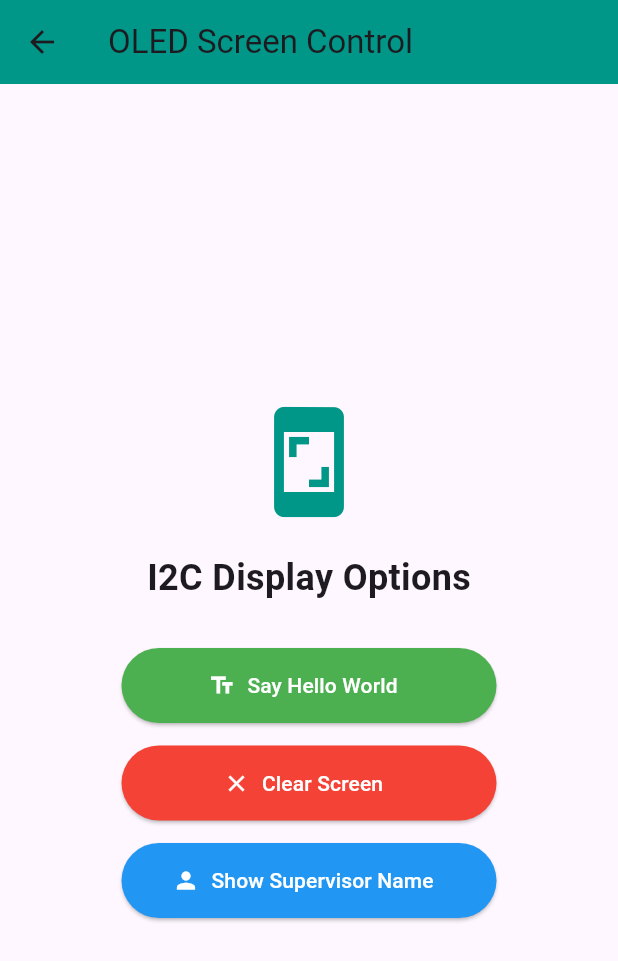
After one commit to IrynOoi/smart_medical_kit_FYP, a Flutter app: the screen it shows after launch, after a tap on "Open Display Controls", on a phone screen of 412 x 824 dp. The commit adds this screen. Shown: the top 961 px of the screen. Run offline on Flutter 3.47's test engine with Material 3 defaults, Android fonts, the phone set to English and light mode, and no system bars; our stand-ins replace flutter_svg, image_picker, shared_preferences; network calls fail; project files that could hold a hidden picture were left out.

Commit message:
the codes of controlling lcd is added

```diff
--- /dev/null
+++ b/testing_app/lib/display_control_screen.dart
@@ -0,0 +1,98 @@
+// lib/display_control_screen.dart
+import 'package:flutter/material.dart';
+import 'package:http/http.dart' as http;
+
+class DisplayControlScreen extends StatefulWidget {
+  const DisplayControlScreen({super.key});
+
+  @override
+  State<DisplayControlScreen> createState() => _DisplayControlScreenState();
+}
+
+class _DisplayControlScreenState extends State<DisplayControlScreen> {
+  // ⚠️ Ensure this IP matches your ESP32's current IP address!
+  final String espIp = "http://172.20.10.2";
+
+  Future<void> sendDisplayCommand(String endpoint, String feedback) async {
+    try {
+      final response = await http.get(Uri.parse('$espIp$endpoint'));
+      if (response.statusCode == 200) {
+        debugPrint(feedback);
+        if (mounted) {
+          ScaffoldMessenger.of(context).showSnackBar(
+            SnackBar(content: Text(feedback), duration: const Duration(seconds: 1)),
+          );
+        }
+      }
+    } catch (e) {
+      debugPrint("Network Error: $e");
+      if (mounted) {
+        ScaffoldMessenger.of(context).showSnackBar(
+          const SnackBar(content: Text('Network error. Is the ESP32 reachable?')),
+        );
+      }
+    }
+  }
+
+  @override
+  Widget build(BuildContext context) {
+    return Scaffold(
+      appBar: AppBar(
+        title: const Text('OLED Screen Control'),
+        backgroundColor: Colors.teal,
+      ),
+      body: Center(
+        child: Column(
+          mainAxisAlignment: MainAxisAlignment.center,
+          children: [
+            const Icon(Icons.screenshot, size: 80, color: Colors.teal),
+            const SizedBox(height: 20),
+            const Text(
+              "I2C Display Options",
+              style: TextStyle(fontSize: 24, fontWeight: FontWeight.bold),
+            ),
+            const SizedBox(height: 30),
+
+            // 1. Hello World Button
+            ElevatedButton.icon(
+              onPressed: () => sendDisplayCommand('/display/hello', 'Printed "Hello world" on OLED'),
+              icon: const Icon(Icons.text_fields),
+              label: const Text('Say Hello World'),
+              style: ElevatedButton.styleFrom(
+                backgroundColor: Colors.green,
+                foregroundColor: Colors.white,
+                minimumSize: const Size(250, 50),
+              ),
+            ),
+            const SizedBox(height: 15),
+
+            // 2. Clear Screen Button
+            ElevatedButton.icon(
+              onPressed: () => sendDisplayCommand('/display/clear', 'Cleared OLED display'),
+              icon: const Icon(Icons.clear),
+              label: const Text('Clear Screen'),
+              style: ElevatedButton.styleFrom(
+                backgroundColor: Colors.red,
+                foregroundColor: Colors.white,
+                minimumSize: const Size(250, 50),
+              ),
+            ),
+            const SizedBox(height: 15),
+
+            // 3. Supervisor Name Button (⚠️ NEW BUTTON ADDED HERE)
+            ElevatedButton.icon(
+              onPressed: () => sendDisplayCommand('/display/sv', 'Displayed Supervisor Name'),
+              icon: const Icon(Icons.person),
+              label: const Text('Show Supervisor Name'),
+              style: ElevatedButton.styleFrom(
+                backgroundColor: Colors.blue,
+                foregroundColor: Colors.white,
+                minimumSize: const Size(250, 50),
+              ),
+            ),
+          ],
+        ),
+      ),
+    );
+  }
+}
--- a/testing_app/lib/main.dart
+++ b/testing_app/lib/main.dart
@@ -1,8 +1,9 @@
 //main.dart
 import 'package:flutter/material.dart';
 import 'led_control_screen.dart';
-import 'buzzer_control_screen.dart'; // ⚠️ Added import
+import 'buzzer_control_screen.dart';
 import 'stepper_control_screen.dart';
+import 'display_control_screen.dart'; // ⚠️ Added import
 
 void main() => runApp(const MyApp());
 
@@ -50,7 +51,7 @@ class MainMenu extends StatelessWidget {
             ),
             const SizedBox(height: 20),
 
-            // Button to go to Buzzer Screen (NEW)
+            // Button to go to Buzzer Screen
             ElevatedButton.icon(
               onPressed: () {
                 Navigator.push(
@@ -80,6 +81,24 @@ class MainMenu extends StatelessWidget {
               label: const Text('Open Motor Controls'),
               style: ElevatedButton.styleFrom(minimumSize: const Size(250, 50)),
             ),
+            const SizedBox(height: 20),
+
+            // Button to go to OLED Screen (NEW)
+            ElevatedButton.icon(
+              onPressed: () {
+                Navigator.push(
+                  context,
+                  MaterialPageRoute(builder: (context) => const DisplayControlScreen()),
+                );
+              },
+              icon: const Icon(Icons.screenshot),
+              label: const Text('Open Display Controls'),
+              style: ElevatedButton.styleFrom(
+                minimumSize: const Size(250, 50),
+                backgroundColor: Colors.teal,
+                foregroundColor: Colors.white,
+              ),
+            ),
           ],
         ),
       ),
```
Also changed, not shown: 4 other files.
